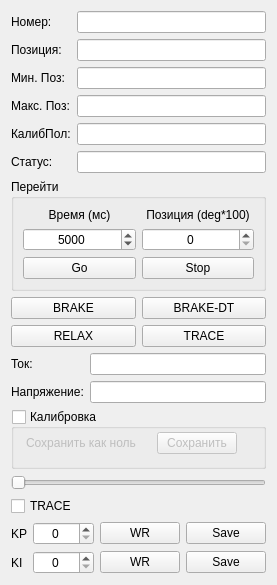
First picture: the form in Widgets/DriverControllerWidget.ui, repository AlexanderMokhov/AR-600Controller, before the edit.
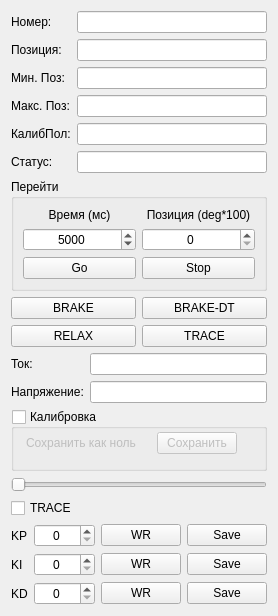
Second picture: the form after the edit.

Patch:
```diff
--- a/Widgets/DriverControllerWidget.ui
+++ b/Widgets/DriverControllerWidget.ui
@@ -7,7 +7,7 @@
     <x>0</x>
     <y>0</y>
     <width>255</width>
-    <height>572</height>
+    <height>616</height>
    </rect>
   </property>
   <property name="sizePolicy">
@@ -25,8 +25,8 @@
   <property name="windowTitle">
    <string>Form</string>
   </property>
-  <layout class="QVBoxLayout" name="verticalLayout_5">
-   <item>
+  <layout class="QGridLayout" name="gridLayout_6">
+   <item row="0" column="0">
     <layout class="QGridLayout" name="gridLayout_2">
      <item row="4" column="0">
       <widget class="QLabel" name="label_5">
@@ -132,7 +132,7 @@
      </item>
     </layout>
    </item>
-   <item>
+   <item row="1" column="0">
     <widget class="QGroupBox" name="groupBox">
      <property name="title">
       <string>Перейти</string>
@@ -199,7 +199,7 @@
      </layout>
     </widget>
    </item>
-   <item>
+   <item row="2" column="0">
     <layout class="QGridLayout" name="gridLayout_3">
      <item row="0" column="0">
       <widget class="QPushButton" name="ButtonSTOP">
@@ -234,7 +234,7 @@
      </item>
     </layout>
    </item>
-   <item>
+   <item row="3" column="0">
     <layout class="QVBoxLayout" name="verticalLayout_2">
      <property name="sizeConstraint">
       <enum>QLayout::SetNoConstraint</enum>
@@ -363,7 +363,7 @@
      </item>
     </layout>
    </item>
-   <item>
+   <item row="4" column="0">
     <layout class="QVBoxLayout" name="verticalLayout_3">
      <item>
       <widget class="QSlider" name="SliderPosition">
@@ -381,7 +381,7 @@
      </item>
     </layout>
    </item>
-   <item>
+   <item row="5" column="0">
     <layout class="QGridLayout" name="gridLayout_5">
      <item row="0" column="0">
       <widget class="QLabel" name="label_11">
@@ -445,6 +445,37 @@
        </property>
       </widget>
      </item>
+     <item row="2" column="0">
+      <widget class="QLabel" name="label_14">
+       <property name="text">
+        <string>KD</string>
+       </property>
+      </widget>
+     </item>
+     <item row="2" column="1">
+      <widget class="QSpinBox" name="spinTorque">
+       <property name="alignment">
+        <set>Qt::AlignCenter</set>
+       </property>
+       <property name="maximum">
+        <number>10000</number>
+       </property>
+      </widget>
+     </item>
+     <item row="2" column="2">
+      <widget class="QPushButton" name="ButtonTorqueWrite">
+       <property name="text">
+        <string>WR</string>
+       </property>
+      </widget>
+     </item>
+     <item row="2" column="3">
+      <widget class="QPushButton" name="ButtonTorqueSave">
+       <property name="text">
+        <string>Save</string>
+       </property>
+      </widget>
+     </item>
     </layout>
    </item>
   </layout>
```
